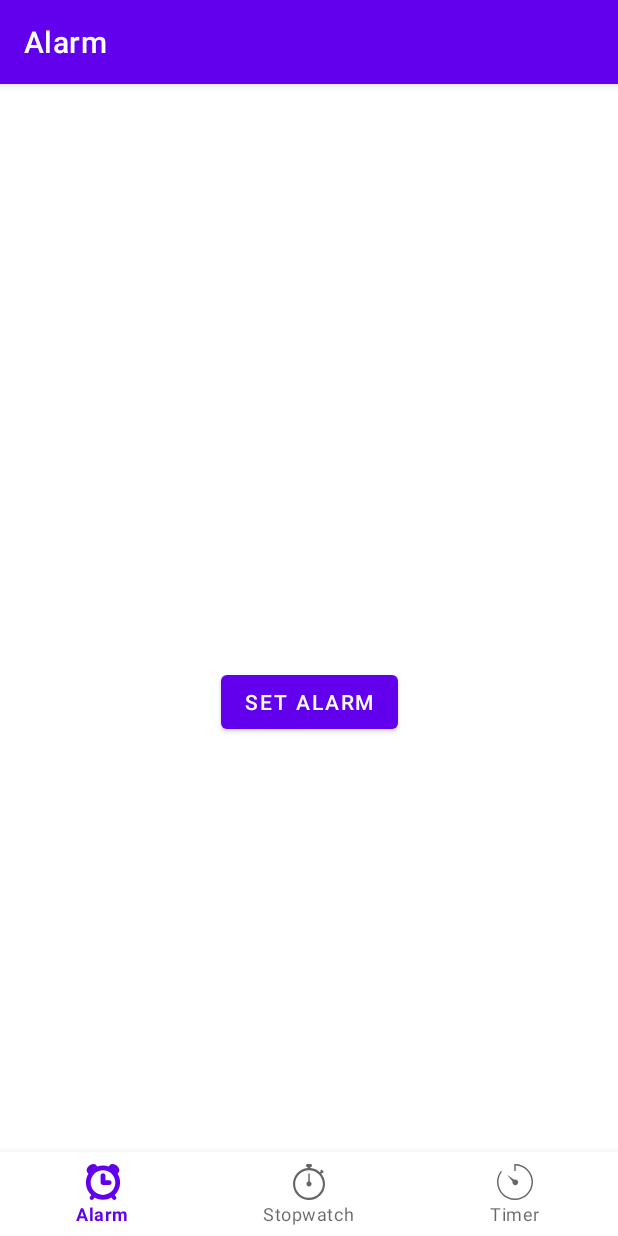
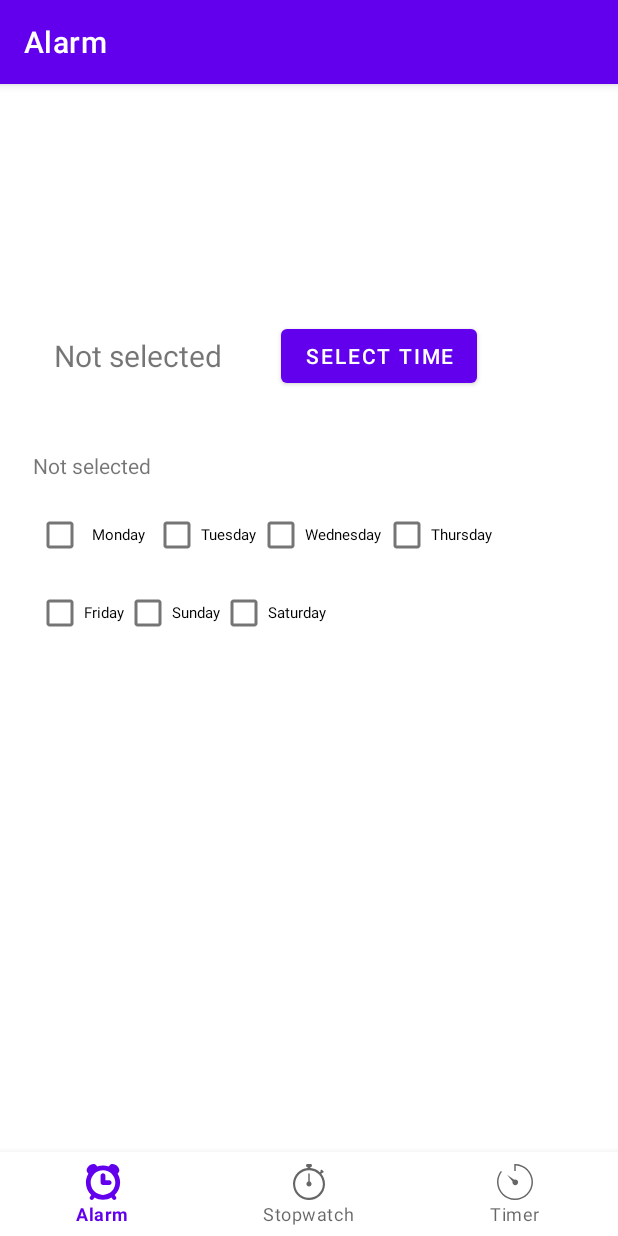
Before and after one commit to RennSter20/TimeManager, an Android app: the screen it shows after launch (MainActivity), on a phone screen of 412 x 824 dp. Run offline under Robolectric (Android 15) with nearby library versions, the phone set to English and light mode, and no system bars; our stand-ins replace navigation-ui.

Commit message:
Edited alarm tab UI, added checkboxes for days of week, textview for selected time.

```diff
--- a/app/src/main/java/com/example/timemngr/ui/Alarm/AlarmFragment.kt
+++ b/app/src/main/java/com/example/timemngr/ui/Alarm/AlarmFragment.kt
@@ -1,19 +1,22 @@
 package com.example.timemngr.ui.Alarm
 
-import android.content.Intent
 import android.os.Bundle
-import android.provider.AlarmClock
-import android.util.Log
 import android.view.LayoutInflater
 import android.view.View
 import android.view.ViewGroup
 import android.widget.Button
+import android.widget.CheckBox
+import android.widget.TextView
 import androidx.fragment.app.Fragment
 import androidx.lifecycle.ViewModelProvider
 import com.example.timemngr.R
 import com.example.timemngr.databinding.FragmentHomeBinding
+import com.google.android.material.datepicker.CalendarConstraints
+import com.google.android.material.datepicker.DateValidatorPointForward
+import com.google.android.material.datepicker.MaterialDatePicker
 import com.google.android.material.timepicker.MaterialTimePicker
 import com.google.android.material.timepicker.TimeFormat
+import java.util.*
 
 class AlarmFragment : Fragment() {
 
@@ -40,26 +43,31 @@ class AlarmFragment : Fragment() {
     override fun onViewCreated(view: View, savedInstanceState: Bundle?) {
         super.onViewCreated(view, savedInstanceState)
 
-        val picker =
-            MaterialTimePicker.Builder()
-                .setTimeFormat(TimeFormat.CLOCK_24H)
-                .setHour(12)
-                .setMinute(10)
-                .build()
+        val pickerTime = MaterialTimePicker.Builder().setTimeFormat(TimeFormat.CLOCK_24H).setHour(12).setMinute(10).build()
+        var selectedTimeText:TextView = requireView().findViewById(R.id.pickedTimeText)
 
-        var button:Button? = requireView().findViewById(R.id.containedButton)
 
-        button?.setOnClickListener(){
-            picker.show(parentFragmentManager, "alarmShow")
+        var selectTimeButton:Button? = requireView().findViewById(R.id.selectTimeButton)
+
+        //var checkboxDayOfWeek = mutableListOf(R.id.checkBoxMonday, R.id.checkBoxTuesday, R.id.checkBoxWednesday, R.id.checkBoxThursday, R.id.checkBoxFriday, R.id.checkBoxSaturday, R.id.checkBoxSunday)
+        var checkBoxMonday = R.id.checkBoxMonday
+        var checkBoxTuesday = R.id.checkBoxTuesday
+        var checkBoxWednesday = R.id.checkBoxWednesday
+        var checkBoxThursday = R.id.checkBoxThursday
+        var checkBoxFriday = R.id.checkBoxFriday
+        var checkBoxSaturday = R.id.checkBoxSaturday
+        var checkBoxSunday = R.id.checkBoxSunday
+
+        selectTimeButton?.setOnClickListener(){
+            pickerTime.show(parentFragmentManager, "alarmShow")
         }
 
-        picker?.addOnPositiveButtonClickListener {
-            Log.i("PICKER", "${picker?.hour}, ${picker?.minute}")
-            var alarmGo: Intent = Intent(AlarmClock.ACTION_SET_ALARM)
-            alarmGo.putExtra(AlarmClock.EXTRA_HOUR, picker?.hour)
-            alarmGo.putExtra(AlarmClock.EXTRA_MINUTES, picker?.minute)
-            startActivity(alarmGo)
+        pickerTime.addOnPositiveButtonClickListener {
+            selectedTimeText.text = pickerTime.hour.toString() + " : " + pickerTime.minute.toString()
         }
+
+
+
     }
 
     override fun onDestroyView() {
--- a/app/src/main/res/layout/fragment_home.xml
+++ b/app/src/main/res/layout/fragment_home.xml
@@ -7,12 +7,121 @@
     tools:context=".ui.Alarm.AlarmFragment">
 
     <Button
-        android:id="@+id/containedButton"
+        android:id="@+id/selectTimeButton"
         android:layout_width="wrap_content"
         android:layout_height="wrap_content"
-        android:text="Set alarm"
+        android:text="Select time"
         app:layout_constraintBottom_toBottomOf="parent"
         app:layout_constraintEnd_toEndOf="parent"
+        app:layout_constraintHorizontal_bias="0.24"
+        app:layout_constraintStart_toEndOf="@+id/pickedTimeText"
+        app:layout_constraintTop_toTopOf="parent"
+        app:layout_constraintVertical_bias="0.153" />
+
+
+
+    <TextView
+        android:id="@+id/pickedTimeText"
+        android:layout_width="wrap_content"
+        android:layout_height="wrap_content"
+        android:padding="10dp"
+        android:text="@string/notSelected"
+        android:textSize="20sp"
+        app:layout_constraintBottom_toBottomOf="parent"
+        app:layout_constraintEnd_toEndOf="parent"
+        app:layout_constraintHorizontal_bias="0.093"
         app:layout_constraintStart_toStartOf="parent"
-        app:layout_constraintTop_toTopOf="parent" />
+        app:layout_constraintTop_toTopOf="parent"
+        app:layout_constraintVertical_bias="0.152" />
+
+    <CheckBox
+        android:id="@+id/checkBoxTuesday"
+        android:layout_width="wrap_content"
+        android:layout_height="wrap_content"
+        android:layout_marginTop="72dp"
+        android:text="@string/tuesday"
+        android:textSize="10dp"
+        app:layout_constraintStart_toEndOf="@+id/checkBoxMonday"
+        app:layout_constraintTop_toBottomOf="@+id/pickedTimeText" />
+
+    <CheckBox
+        android:id="@+id/checkBoxFriday"
+        android:layout_width="wrap_content"
+        android:layout_height="wrap_content"
+        android:layout_marginStart="24dp"
+        android:layout_marginTop="4dp"
+        android:text="@string/friday"
+        android:textSize="10dp"
+        app:layout_constraintStart_toStartOf="parent"
+        app:layout_constraintTop_toBottomOf="@+id/checkBoxMonday" />
+
+    <CheckBox
+        android:id="@+id/checkBoxMonday"
+        android:layout_width="wrap_content"
+        android:layout_height="wrap_content"
+        android:layout_marginStart="24dp"
+        android:layout_marginTop="72dp"
+        android:padding="5dp"
+        android:text="@string/monday"
+        android:textSize="10dp"
+        app:layout_constraintStart_toStartOf="parent"
+        app:layout_constraintTop_toBottomOf="@+id/pickedTimeText" />
+
+    <CheckBox
+        android:id="@+id/checkBoxThursday"
+        android:layout_width="wrap_content"
+        android:layout_height="wrap_content"
+        android:layout_marginStart="1dp"
+        android:layout_marginTop="72dp"
+        android:layout_marginEnd="84dp"
+        android:text="@string/thursday"
+        android:textSize="10dp"
+        app:layout_constraintEnd_toEndOf="parent"
+        app:layout_constraintHorizontal_bias="0.0"
+        app:layout_constraintStart_toEndOf="@+id/checkBoxWednesday"
+        app:layout_constraintTop_toBottomOf="@+id/pickedTimeText" />
+
+    <CheckBox
+        android:id="@+id/checkBoxSaturday"
+        android:layout_width="wrap_content"
+        android:layout_height="wrap_content"
+        android:layout_marginTop="4dp"
+        android:text="@string/saturday"
+        android:textSize="10dp"
+        app:layout_constraintStart_toEndOf="@+id/checkBoxSunday"
+        app:layout_constraintTop_toBottomOf="@+id/checkBoxTuesday" />
+
+    <CheckBox
+        android:id="@+id/checkBoxSunday"
+        android:layout_width="wrap_content"
+        android:layout_height="wrap_content"
+        android:layout_marginTop="4dp"
+        android:text="@string/sunday"
+        android:textSize="10dp"
+        app:layout_constraintEnd_toEndOf="parent"
+        app:layout_constraintHorizontal_bias="0.0"
+        app:layout_constraintStart_toEndOf="@+id/checkBoxFriday"
+        app:layout_constraintTop_toBottomOf="@+id/checkBoxWednesday" />
+
+    <CheckBox
+        android:id="@+id/checkBoxWednesday"
+        android:layout_width="wrap_content"
+        android:layout_height="wrap_content"
+        android:layout_marginTop="72dp"
+        android:text="@string/wednesday"
+        android:textSize="10dp"
+        app:layout_constraintStart_toEndOf="@+id/checkBoxTuesday"
+        app:layout_constraintTop_toBottomOf="@+id/pickedTimeText" />
+
+    <TextView
+        android:id="@+id/selectedDaysText"
+        android:layout_width="wrap_content"
+        android:layout_height="wrap_content"
+        android:layout_marginTop="40dp"
+        android:text="@string/notSelected"
+        app:layout_constraintEnd_toEndOf="parent"
+        app:layout_constraintHorizontal_bias="0.066"
+        app:layout_constraintStart_toStartOf="parent"
+        app:layout_constraintTop_toBottomOf="@+id/pickedTimeText" />
+
 </androidx.constraintlayout.widget.ConstraintLayout>
--- a/app/src/main/res/values/strings.xml
+++ b/app/src/main/res/values/strings.xml
@@ -3,4 +3,13 @@
     <string name="title_alarm">Alarm</string>
     <string name="title_stopwatch">Stopwatch</string>
     <string name="title_timer">Timer</string>
+    <string name="notSelected">Not selected</string>
+
+    <string name="monday">Monday</string>
+    <string name="tuesday">Tuesday</string>
+    <string name="wednesday">Wednesday</string>
+    <string name="thursday">Thursday</string>
+    <string name="friday">Friday</string>
+    <string name="saturday">Saturday</string>
+    <string name="sunday">Sunday</string>
 </resources>
```
